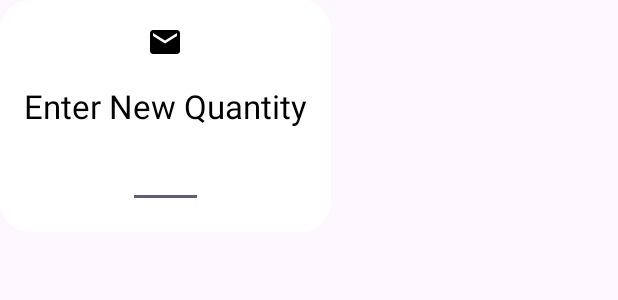
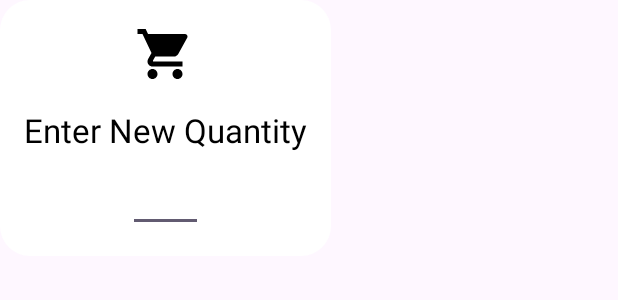
Before and after one commit to Mohiudd1n/Accessory_app, an Android app: the layout custom_dialog.xml on its own in the app's theme, with its tools: preview values and no code run, on a phone screen of 412 x 824 dp. Shown: the top 300 px of the screen. Run offline under Robolectric (Android 15) with nearby library versions, the phone set to English and light mode, and no system bars.

Commit message:
12am latest

```diff
--- a/app/src/main/res/layout/custom_dialog.xml
+++ b/app/src/main/res/layout/custom_dialog.xml
@@ -8,9 +8,9 @@
 
     <ImageView
         android:id="@+id/dialogIcon"
-        android:layout_width="wrap_content"
-        android:layout_height="wrap_content"
-        android:src="@drawable/baseline_email_24"
+        android:layout_width="40dp"
+        android:layout_height="40dp"
+        android:src="@drawable/baseline_shopping_cart_24"
         android:layout_gravity="center_horizontal"
         android:layout_marginBottom="16dp" />
 
```
Also changed, not shown: app/src/main/java/com/example/madmp1/DBManager.java (+16 -0 lines), app/src/main/java/com/example/madmp1/car_buyout.java (+7 -3 lines), app/src/main/java/com/example/madmp1/frag3.java (+5 -2 lines).
